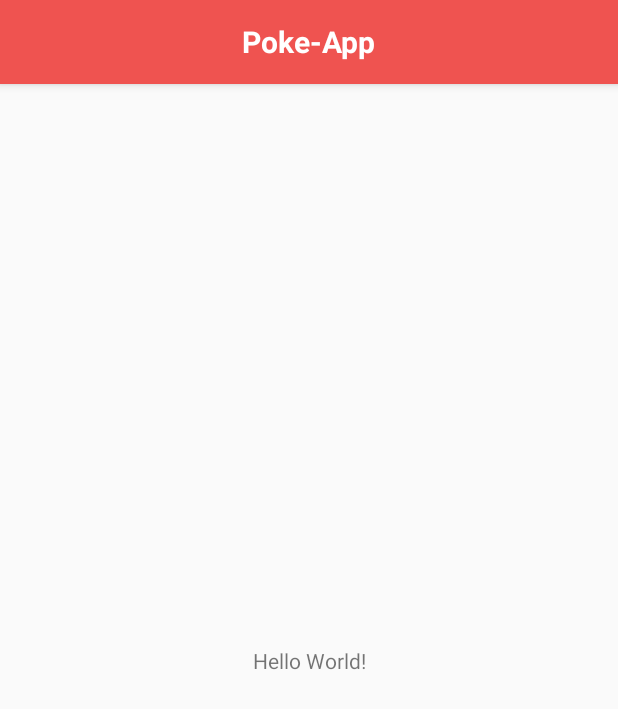
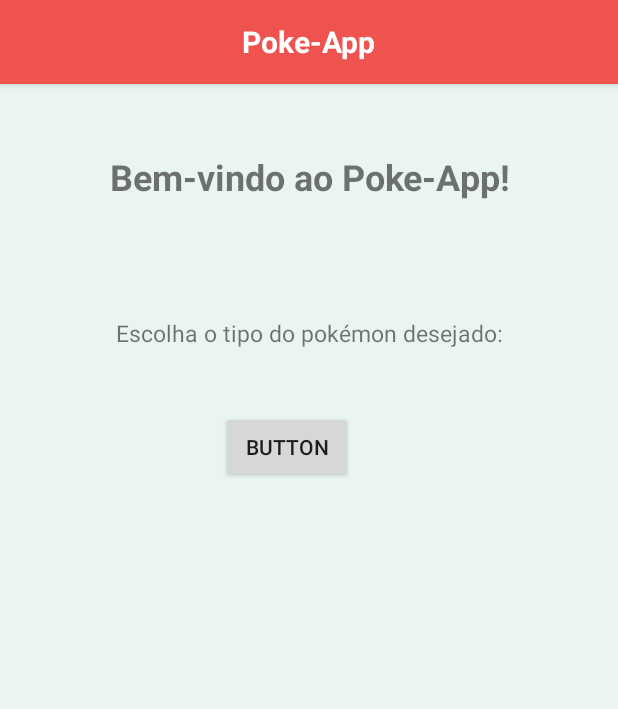
Before and after one commit to edornelles1992/pokeapp, an Android app: the screen it shows after launch (MainActivity), on a phone screen of 412 x 824 dp. Shown: the top 709 px of the screen. Run offline under Robolectric (Android 15) with nearby library versions, the phone set to English and light mode, and no system bars.

Commit message:
adicionado Fuel Requests e testado chamada para a poke API ok

```diff
--- a/app/build.gradle
+++ b/app/build.gradle
@@ -27,6 +27,7 @@ dependencies {
     implementation"org.jetbrains.kotlin:kotlin-stdlib-jdk7:$kotlin_version"
     implementation 'com.android.support:appcompat-v7:28.0.0'
     implementation 'com.android.support.constraint:constraint-layout:1.1.3'
+    implementation 'com.github.kittinunf.fuel:fuel-android:1.15.1'
     testImplementation 'junit:junit:4.12'
     androidTestImplementation 'com.android.support.test:runner:1.0.2'
     androidTestImplementation 'com.android.support.test.espresso:espresso-core:3.0.2'
--- a/app/src/main/AndroidManifest.xml
+++ b/app/src/main/AndroidManifest.xml
@@ -1,6 +1,9 @@
 <?xml version="1.0" encoding="utf-8"?>
 <manifest xmlns:android="http://schemas.android.com/apk/res/android"
           package="com.eduardo.pokeapp">
+
+    <uses-permission android:name="android.permission.INTERNET" />
+    <uses-permission android:name="android.permission.ACCESS_NETWORK_STATE" />
 
     <application
             android:allowBackup="true"
@@ -9,7 +12,7 @@
             android:roundIcon="@mipmap/ic_launcher_round"
             android:supportsRtl="true"
             android:theme="@style/AppTheme">
-        <activity android:name=".MainActivity">
+        <activity android:name=".MainActivity"   android:screenOrientation="portrait">
             <intent-filter>
                 <action android:name="android.intent.action.MAIN"/>
 
--- a/app/src/main/res/layout/activity_main.xml
+++ b/app/src/main/res/layout/activity_main.xml
@@ -5,15 +5,35 @@
         xmlns:app="http://schemas.android.com/apk/res-auto"
         android:layout_width="match_parent"
         android:layout_height="match_parent"
-        tools:context=".MainActivity">
+        tools:context=".MainActivity" android:background="#ebf5f0">
 
     <TextView
-            android:layout_width="wrap_content"
+            android:layout_width="278dp"
             android:layout_height="wrap_content"
-            android:text="Hello World!"
+            android:text="Bem-vindo ao Poke-App!"
             app:layout_constraintBottom_toBottomOf="parent"
             app:layout_constraintLeft_toLeftOf="parent"
             app:layout_constraintRight_toRightOf="parent"
-            app:layout_constraintTop_toTopOf="parent"/>
+            app:layout_constraintTop_toTopOf="parent" app:layout_constraintVertical_bias="0.062"
+            android:textStyle="bold" android:textSize="24sp" android:id="@+id/textViewTitle"
+            android:textAlignment="center"/>
+    <TextView
+            android:text="Escolha o tipo do pokémon desejado:"
+            android:layout_width="wrap_content"
+            android:layout_height="wrap_content"
+            app:layout_constraintBottom_toBottomOf="parent"
+            app:layout_constraintLeft_toLeftOf="parent"
+            app:layout_constraintRight_toRightOf="parent"
+            app:layout_constraintTop_toTopOf="parent"
+            android:id="@+id/textViewDescription" android:textSize="15sp" app:layout_constraintVertical_bias="0.208"
+            android:textAllCaps="false" android:textAlignment="center"/>
+    <Button
+            android:text="Button"
+            android:layout_width="wrap_content"
+            android:layout_height="wrap_content"
+            android:id="@+id/button" android:onClick="testeAPI"
+            app:layout_constraintStart_toStartOf="@+id/textViewDescription" android:layout_marginTop="41dp"
+            android:layout_marginStart="70dp"
+            app:layout_constraintTop_toBottomOf="@+id/textViewDescription"/>
 
 </android.support.constraint.ConstraintLayout>
```
Also changed, not shown: app/src/main/java/com/eduardo/pokeaap/service/PokeService.kt (added, +36 -0 lines), app/src/main/java/com/eduardo/pokeapp/MainActivity.kt (+14 -2 lines).
